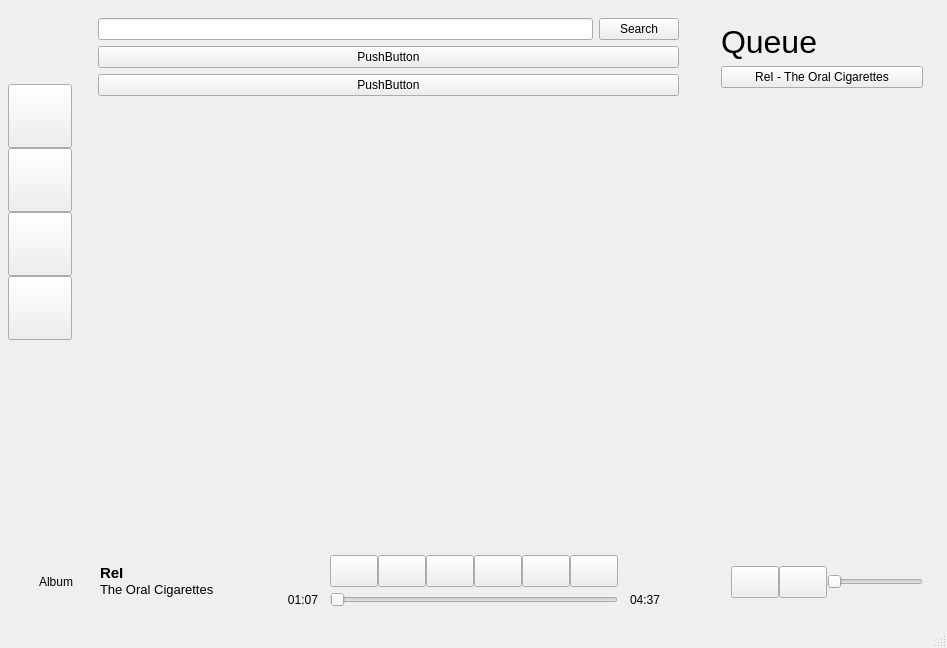
bagusNA/bitbeat, file ui/mainwindow.ui: the form before one commit.
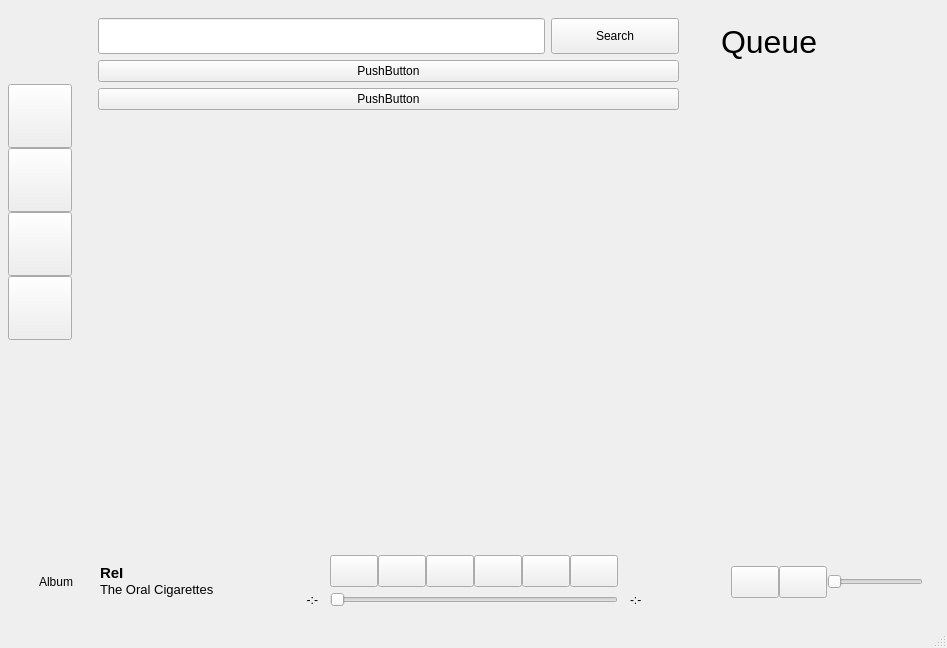
The form after the commit. Icons and pictures are not drawn.

The edit to the form file:
```diff
--- a/ui/mainwindow.ui
+++ b/ui/mainwindow.ui
@@ -111,64 +111,6 @@
          <property name="bottomMargin">
           <number>0</number>
          </property>
-         <item>
-          <widget class="QPushButton" name="pushButton_3">
-           <property name="minimumSize">
-            <size>
-             <width>64</width>
-             <height>64</height>
-            </size>
-           </property>
-           <property name="maximumSize">
-            <size>
-             <width>64</width>
-             <height>64</height>
-            </size>
-           </property>
-           <property name="text">
-            <string/>
-           </property>
-           <property name="icon">
-            <iconset resource="../assets/assets.qrc">
-             <normaloff>:/icons/icons/heart.svg</normaloff>:/icons/icons/heart.svg</iconset>
-           </property>
-           <property name="iconSize">
-            <size>
-             <width>24</width>
-             <height>24</height>
-            </size>
-           </property>
-          </widget>
-         </item>
-         <item>
-          <widget class="QPushButton" name="pushButton_2">
-           <property name="minimumSize">
-            <size>
-             <width>64</width>
-             <height>64</height>
-            </size>
-           </property>
-           <property name="maximumSize">
-            <size>
-             <width>64</width>
-             <height>64</height>
-            </size>
-           </property>
-           <property name="text">
-            <string/>
-           </property>
-           <property name="icon">
-            <iconset resource="../assets/assets.qrc">
-             <normaloff>:/icons/icons/music-album.svg</normaloff>:/icons/icons/music-album.svg</iconset>
-           </property>
-           <property name="iconSize">
-            <size>
-             <width>24</width>
-             <height>24</height>
-            </size>
-           </property>
-          </widget>
-         </item>
          <item>
           <widget class="QPushButton" name="pushButton">
            <property name="minimumSize">
@@ -198,6 +140,64 @@
            </property>
           </widget>
          </item>
+         <item>
+          <widget class="QPushButton" name="pushButton_2">
+           <property name="minimumSize">
+            <size>
+             <width>64</width>
+             <height>64</height>
+            </size>
+           </property>
+           <property name="maximumSize">
+            <size>
+             <width>64</width>
+             <height>64</height>
+            </size>
+           </property>
+           <property name="text">
+            <string/>
+           </property>
+           <property name="icon">
+            <iconset resource="../assets/assets.qrc">
+             <normaloff>:/icons/icons/music-album.svg</normaloff>:/icons/icons/music-album.svg</iconset>
+           </property>
+           <property name="iconSize">
+            <size>
+             <width>24</width>
+             <height>24</height>
+            </size>
+           </property>
+          </widget>
+         </item>
+         <item>
+          <widget class="QPushButton" name="pushButton_3">
+           <property name="minimumSize">
+            <size>
+             <width>64</width>
+             <height>64</height>
+            </size>
+           </property>
+           <property name="maximumSize">
+            <size>
+             <width>64</width>
+             <height>64</height>
+            </size>
+           </property>
+           <property name="text">
+            <string/>
+           </property>
+           <property name="icon">
+            <iconset resource="../assets/assets.qrc">
+             <normaloff>:/icons/icons/heart.svg</normaloff>:/icons/icons/heart.svg</iconset>
+           </property>
+           <property name="iconSize">
+            <size>
+             <width>24</width>
+             <height>24</height>
+            </size>
+           </property>
+          </widget>
+         </item>
          <item>
           <widget class="QPushButton" name="pushButton_13">
            <property name="minimumSize">
@@ -291,15 +291,7 @@
         </widget>
        </item>
        <item>
-        <layout class="QVBoxLayout" name="queue_list">
-         <item>
-          <widget class="QPushButton" name="song_queue_1">
-           <property name="text">
-            <string>ReI - The Oral Cigarettes</string>
-           </property>
-          </widget>
-         </item>
-        </layout>
+        <layout class="QVBoxLayout" name="queue_list"/>
        </item>
        <item>
         <spacer name="verticalSpacer_4">
@@ -363,6 +355,12 @@
           </item>
           <item row="0" column="1">
            <widget class="QPushButton" name="btn_search">
+            <property name="minimumSize">
+             <size>
+              <width>128</width>
+              <height>36</height>
+             </size>
+            </property>
             <property name="text">
              <string>Search</string>
             </property>
@@ -372,6 +370,25 @@
             </property>
            </widget>
           </item>
+          <item row="0" column="0">
+           <widget class="QLineEdit" name="input_search">
+            <property name="sizePolicy">
+             <sizepolicy hsizetype="Expanding" vsizetype="Maximum">
+              <horstretch>0</horstretch>
+              <verstretch>0</verstretch>
+             </sizepolicy>
+            </property>
+            <property name="minimumSize">
+             <size>
+              <width>0</width>
+              <height>36</height>
+             </size>
+            </property>
+            <property name="styleSheet">
+             <string notr="true"/>
+            </property>
+           </widget>
+          </item>
          </layout>
         </widget>
        </item>
@@ -729,7 +746,7 @@
          <item row="2" column="0">
           <widget class="QLabel" name="current_duration_label">
            <property name="text">
-            <string>01:07</string>
+            <string>-:-</string>
            </property>
            <property name="alignment">
             <set>Qt::AlignRight|Qt::AlignTrailing|Qt::AlignVCenter</set>
@@ -746,7 +763,7 @@
          <item row="2" column="4">
           <widget class="QLabel" name="total_duration_label">
            <property name="text">
-            <string>04:37</string>
+            <string>-:-</string>
            </property>
           </widget>
          </item>
```
Left out of the diff: 8 changed lines with no effect on the pictures.
